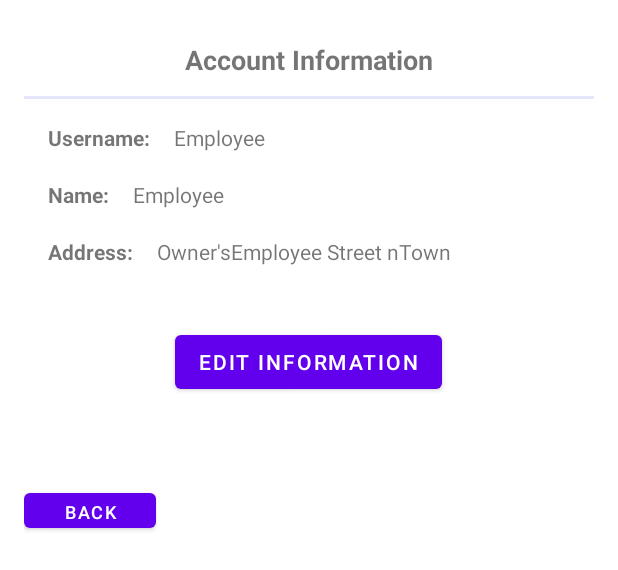
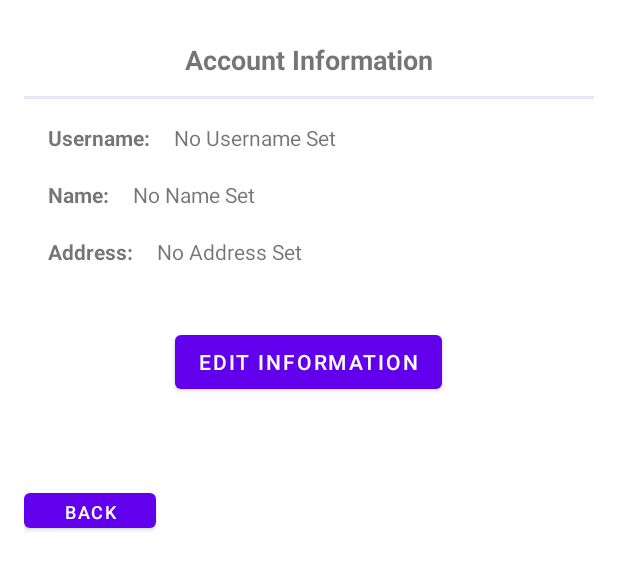
Before and after one commit to McGill-ECSE321-Winter2022/project-group-group-07, an Android app: the layout fragment_non_customer_acc_info.xml on its own in the app's theme, with its tools: preview values and no code run, on a phone screen of 412 x 824 dp. Shown: the top 570 px of the screen. Run offline under Robolectric (Android 15) with nearby library versions, the light colour scheme and no system bars.

Commit message:
Profile Redirection from Login is working

```diff
--- a/GroceryStore-Android/app/src/main/java/ca/mcgill/ecse321/grocerystore/LoginFragment.java
+++ b/GroceryStore-Android/app/src/main/java/ca/mcgill/ecse321/grocerystore/LoginFragment.java
@@ -103,7 +103,7 @@ public class LoginFragment extends Fragment {
             NavHostFragment.findNavController(LoginFragment.this)
                     .navigate(R.id.action_LoginFragment_to_CustomerProfileFragment);
         }
-        else if (role.contains("Employee")){
+        else if (role.contains("Employment")){
             NavHostFragment.findNavController(LoginFragment.this)
                     .navigate(R.id.action_LoginFragment_to_EmployeeProfileFragment);
         } else {
--- a/GroceryStore-Android/app/src/main/res/layout/fragment_non_customer_acc_info.xml
+++ b/GroceryStore-Android/app/src/main/res/layout/fragment_non_customer_acc_info.xml
@@ -49,12 +49,12 @@
                 android:textStyle="bold" />
 
             <TextView
-                android:id="@+id/myUsername_AccountInfo"
+                android:id="@+id/nonCust_myUsername_AccountInfo"
                 android:layout_width="wrap_content"
                 android:layout_height="wrap_content"
                 android:paddingRight="@dimen/activity_horizontal_margin"
                 android:paddingBottom="@dimen/activity_vertical_margin"
-                android:text="Employee" />
+                android:text="No Username Set" />
         </LinearLayout>
 
         <LinearLayout
@@ -72,12 +72,12 @@
                 android:textStyle="bold" />
 
             <TextView
-                android:id="@+id/myName_AccountInfo"
+                android:id="@+id/nonCust_myName_AccountInfo"
                 android:layout_width="wrap_content"
                 android:layout_height="wrap_content"
                 android:paddingRight="@dimen/activity_horizontal_margin"
                 android:paddingBottom="@dimen/activity_vertical_margin"
-                android:text="Employee" />
+                android:text="No Name Set" />
         </LinearLayout>
 
         <LinearLayout
@@ -95,12 +95,12 @@
                 android:textStyle="bold" />
 
             <TextView
-                android:id="@+id/myAddress_AccountInfo"
+                android:id="@+id/nonCust_myAddress_AccountInfo"
                 android:layout_width="wrap_content"
                 android:layout_height="wrap_content"
                 android:paddingRight="@dimen/activity_horizontal_margin"
                 android:paddingBottom="@dimen/activity_vertical_margin"
-                android:text="Owner'sEmployee Street nTown" />
+                android:text="No Address Set" />
         </LinearLayout>
 
         <Button
--- a/GroceryStore-Android/app/src/main/res/layout/owner_profile.xml
+++ b/GroceryStore-Android/app/src/main/res/layout/owner_profile.xml
@@ -38,7 +38,7 @@
 
 
         <Button
-            android:id="@+id/ViewAccountInfo"
+            android:id="@+id/OwnerViewAccountInfo"
             android:layout_width="match_parent"
             android:layout_height="wrap_content"
             android:layout_gravity="center"
@@ -51,7 +51,7 @@
         </LinearLayout>
 
         <Button
-            android:id="@+id/ViewCustomerOrders"
+            android:id="@+id/OwnerViewCustomerOrders"
             android:layout_width="match_parent"
             android:layout_height="wrap_content"
             android:layout_gravity="center"
```
Also changed, not shown: GroceryStore-Android/app/src/main/java/ca/mcgill/ecse321/grocerystore/NonCustomerAccInfoFragment.java (+64 -3 lines), GroceryStore-Android/app/src/main/java/ca/mcgill/ecse321/grocerystore/OwnerProfileFragment.java (+36 -1 lines).
